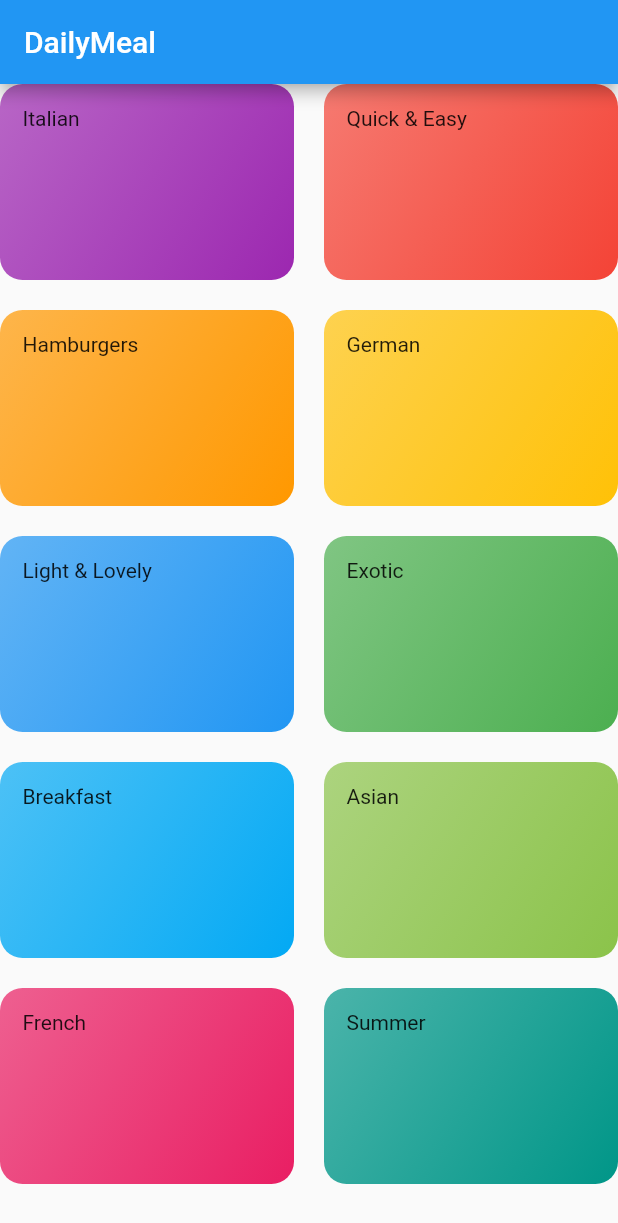
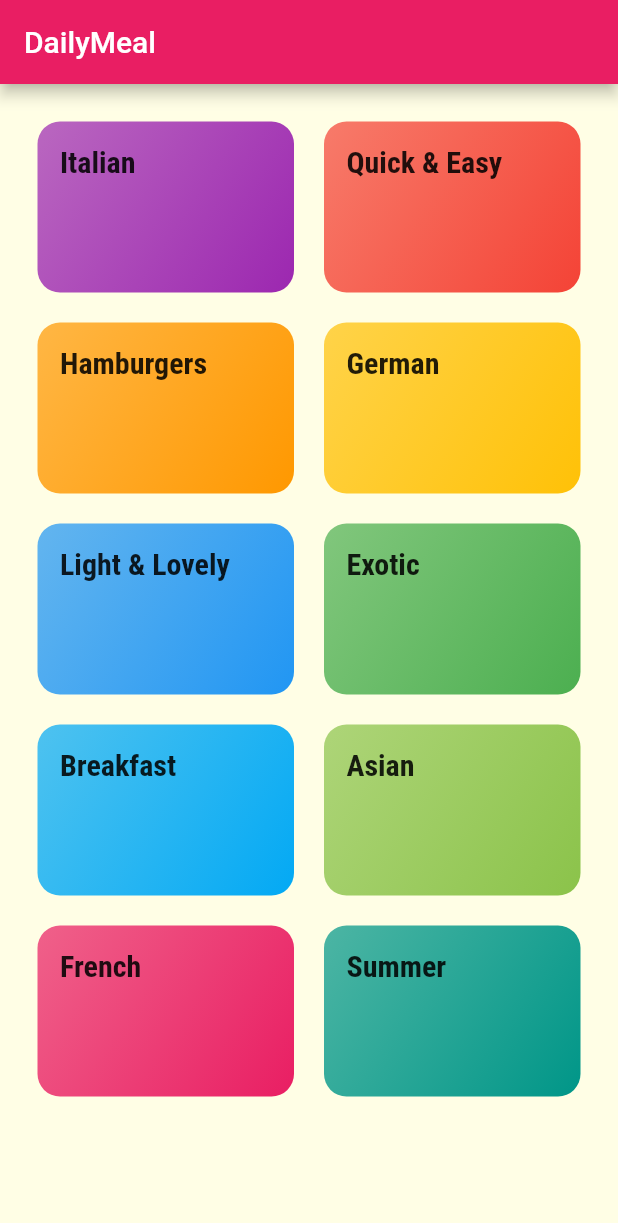
Before and after one commit to Muhamadfikri20/MEALS_APP, a Flutter app: the screen it shows after launch, on a phone screen of 412 x 824 dp. Shown: the top 1223 px of the screen. Run offline on Flutter 3.47's test engine with Material 2 defaults, Android fonts, the phone set to English and light mode, and no system bars.

Commit message:
[upd]styling_and_theming

```diff
--- a/lib/categories_screen.dart
+++ b/lib/categories_screen.dart
@@ -8,6 +8,7 @@ class CategoriesScreen extends StatelessWidget {
     return Scaffold(
       appBar: AppBar(title: const Text("DailyMeal")),
       body: GridView(
+        padding: const EdgeInsets.all(25),
         children: DUMMY_CATEGORIES.map((catData) => CategoryItem(catData.title, catData.color)).toList(),
         gridDelegate: SliverGridDelegateWithMaxCrossAxisExtent(maxCrossAxisExtent: 200, childAspectRatio: 3 / 2, crossAxisSpacing: 20, mainAxisSpacing: 20),
       ),
--- a/lib/category_item.dart
+++ b/lib/category_item.dart
@@ -8,7 +8,10 @@ class CategoryItem extends StatelessWidget {
   Widget build(BuildContext context) {
     return Container(
       padding: const EdgeInsets.all(15),
-      child: Text(title),
+      child: Text(
+        title,
+        style: Theme.of(context).textTheme.titleMedium,
+      ),
       decoration: BoxDecoration(
           gradient: LinearGradient(colors: [color.withOpacity(0.7), color], begin: Alignment.topLeft, end: Alignment.bottomRight), borderRadius: BorderRadius.circular(15)),
     );
--- a/lib/main.dart
+++ b/lib/main.dart
@@ -11,7 +11,16 @@ class MyApp extends StatelessWidget {
     return MaterialApp(
       title: 'Daily Meals',
       theme: ThemeData(
-        primarySwatch: Colors.blue,
+        primarySwatch: Colors.pink,
+        accentColor: Colors.amber,
+        canvasColor: Color.fromRGBO(255, 254, 229, 1),
+        fontFamily: 'Raleway',
+        textTheme: ThemeData.light().textTheme.copyWith(
+            bodyMedium: TextStyle(
+              color: Color.fromRGBO(20, 51, 51, 1),
+            ),
+            bodyLarge: TextStyle(color: Color.fromRGBO(20, 51, 51, 1)),
+            titleMedium: TextStyle(fontSize: 20, fontFamily: 'RobotoCondensed', fontWeight: FontWeight.bold)),
       ),
       home: CategoriesScreen(),
     );
```
Also changed, not shown: pubspec.yaml (+17 -6 lines), assets/fonts/Raleway-Black.ttf (added), assets/fonts/Raleway-Bold.ttf (added), assets/fonts/Raleway-Regular.ttf (added), assets/fonts/RobotoCondensed-Bold.ttf (added), assets/fonts/RobotoCondensed-Italic.ttf (added), assets/fonts/RobotoCondensed-Light.ttf (added), assets/fonts/RobotoCondensed-Regular.ttf (added), 38 other files.
